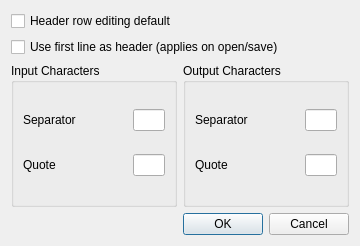
Qt form optdialog.ui (wd5gnr/kcsved) before a commit.
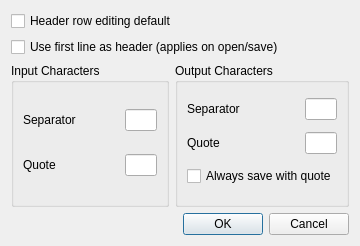
The same form after that commit.

Commit message: Removed 3rd party CSV parser (again) Added always quote on output option and handled output of quotes

The edit to the form file:
```diff
--- a/optdialog.ui
+++ b/optdialog.ui
@@ -171,6 +171,13 @@
           </item>
          </layout>
         </item>
+        <item>
+         <widget class="QCheckBox" name="quoteSave">
+          <property name="text">
+           <string>Always save with quote</string>
+          </property>
+         </widget>
+        </item>
        </layout>
       </widget>
      </item>
```
The commit also changes 5 other files.
